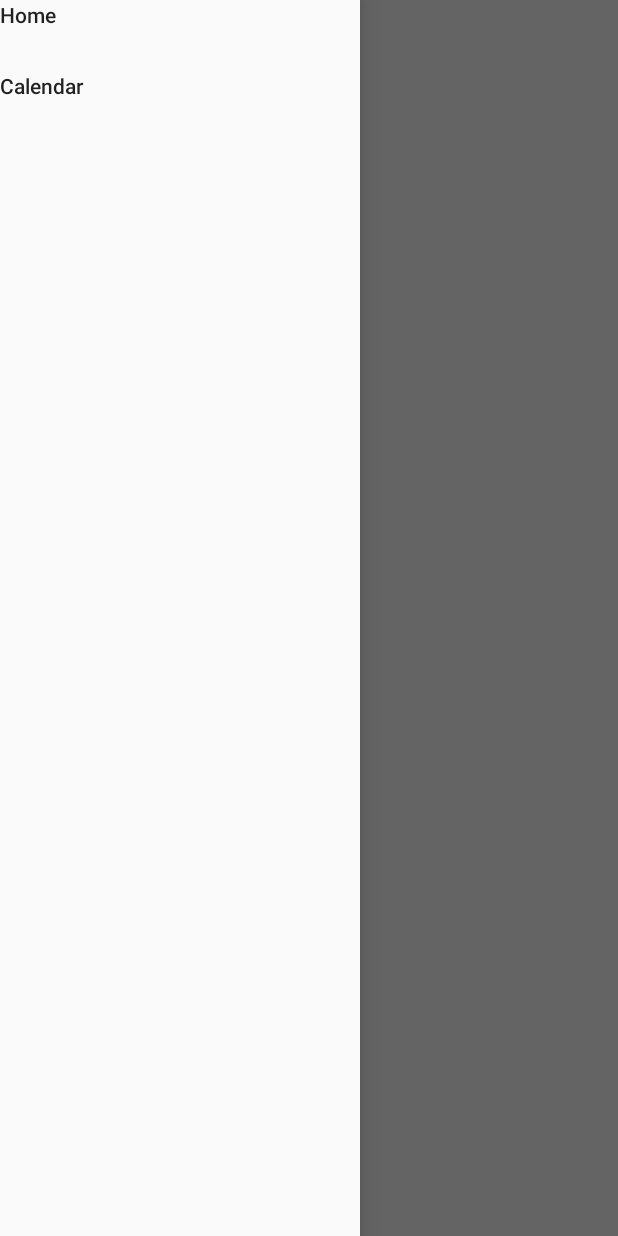
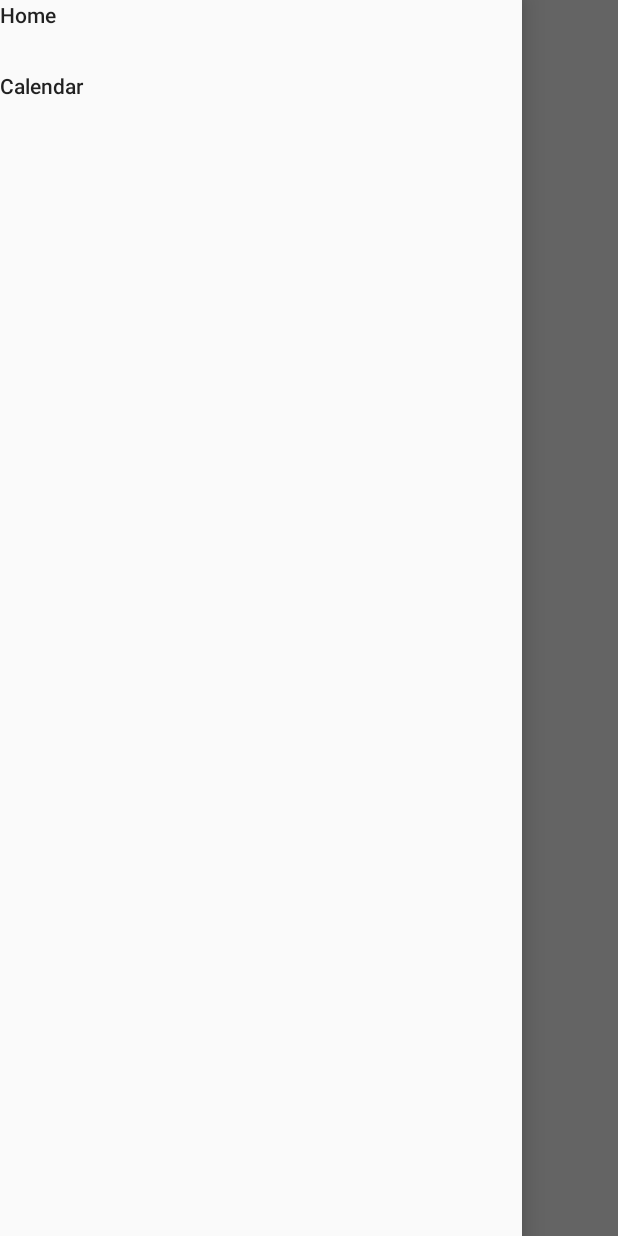
Before and after one commit to jdjinredmond/AppleMaps11.9, an Android app: the screen it shows after launch (BaseActivity), on a phone screen of 412 x 824 dp. Run offline under Robolectric (Android 15) with nearby library versions, the phone set to English and light mode, and no system bars.

Commit message:
set the drawer to the correct width and got the app bar (toolbar) title to show still working on app bar and nav drawer layout

```diff
--- a/app/src/main/java/com/omnia/applemaps119/BaseActivity.java
+++ b/app/src/main/java/com/omnia/applemaps119/BaseActivity.java
@@ -24,14 +24,14 @@ public class BaseActivity extends Activity
         super.onCreate(savedInstanceState);
         setContentView(R.layout.activity_base);
 
-        //findViewById(R.id.navigation_drawer).setMinimumWidth(getResources().getConfiguration().screenWidthDp - R.dimen.abc_action_bar_default_height_material);
-
         mNavigationDrawerFragment = (NavigationDrawerFragment) getFragmentManager().findFragmentById(
                 R.id.navigation_drawer);
 
         // Set up the drawer.
         mNavigationDrawerFragment.setUp(R.id.navigation_drawer,
                 (DrawerLayout) findViewById(R.id.drawer_layout));
+
+        findViewById(R.id.navigation_drawer).setMinimumWidth(getResources().getConfiguration().screenWidthDp - R.dimen.abc_action_bar_default_height_material);
     }
 
     @Override
--- a/app/src/main/java/com/omnia/applemaps119/HomeFragment.java
+++ b/app/src/main/java/com/omnia/applemaps119/HomeFragment.java
@@ -2,15 +2,22 @@ package com.omnia.applemaps119;
 
 import android.app.Fragment;
 import android.os.Bundle;
+import android.support.v7.widget.Toolbar;
 import android.view.LayoutInflater;
 import android.view.View;
 import android.view.ViewGroup;
 
 public class HomeFragment extends Fragment
 {
+    public Toolbar mToolbar;
+
     @Override
     public View onCreateView(LayoutInflater inflater, ViewGroup container, Bundle savedInstanceState)
     {
-        return inflater.inflate(R.layout.fragment_home, container, false);
+        View view = inflater.inflate(R.layout.fragment_home, container, false);
+        mToolbar = (Toolbar) view.findViewById(R.id.toolbar_home);
+        mToolbar.setTitle(R.string.title_home);
+        mToolbar.setTitleTextAppearance(view.getContext(), R.style.AppTheme_Toolbar_Title);
+        return view;
     }
 }
--- a/app/src/main/res/layout/activity_base.xml
+++ b/app/src/main/res/layout/activity_base.xml
@@ -24,7 +24,7 @@
     <!--</LinearLayout>-->
 
     <fragment android:id = "@+id/navigation_drawer"
-              android:layout_width = "240dp"
+              android:layout_width = "match_parent"
               android:layout_height = "match_parent"
               android:layout_gravity = "start"
               android:name = "com.omnia.applemaps119.NavigationDrawerFragment"
--- a/app/src/main/res/values/styles.xml
+++ b/app/src/main/res/values/styles.xml
@@ -6,6 +6,11 @@
         <item name = "android:layout_width">match_parent</item>
         <item name = "android:layout_height">@dimen/abc_action_bar_default_height_material</item>
         <item name = "android:background">@color/colorPrimary</item>
+    </style>
+
+    <style name = "AppTheme.Toolbar.Title" parent="AppTheme.Toolbar">
+        <item name = "android:textColor">#ffffffff</item>
+        <item name = "android:background">#0fff</item>
     </style>
 
     <style name = "AppTheme.Text" parent="AppTheme">
```
